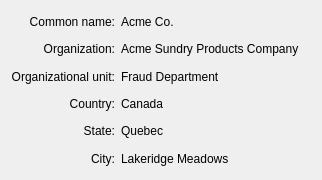
First picture: the form in kio/kssl/certificateparty.ui, repository KDE/kdelibs, before the edit.
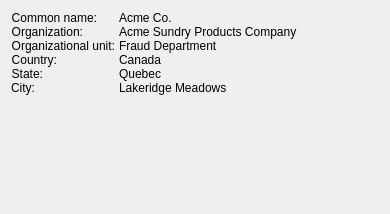
Second picture: the form after the edit.

Commit message: make it shorter in terms of height

The edit to the form file:
```diff
--- a/kio/kssl/certificateparty.ui
+++ b/kio/kssl/certificateparty.ui
@@ -5,12 +5,23 @@
    <rect>
     <x>0</x>
     <y>0</y>
-    <width>322</width>
-    <height>180</height>
+    <width>390</width>
+    <height>214</height>
    </rect>
   </property>
   <layout class="QGridLayout" >
    <item row="0" column="0" >
+    <layout class="QFormLayout" name="formLayout" >
+     <property name="fieldGrowthPolicy" >
+      <enum>QFormLayout::ExpandingFieldsGrow</enum>
+     </property>
+     <property name="horizontalSpacing" >
+      <number>4</number>
+     </property>
+     <property name="verticalSpacing" >
+      <number>0</number>
+     </property>
+     <item row="0" column="0" >
     <widget class="QLabel" name="commonNameTag" >
      <property name="text" >
       <string>Common name:</string>
@@ -27,19 +38,6 @@
      </property>
     </widget>
    </item>
-   <item row="0" column="2" >
-    <spacer>
-     <property name="orientation" >
-      <enum>Qt::Horizontal</enum>
-     </property>
-     <property name="sizeHint" stdset="0" >
-      <size>
-       <width>40</width>
-       <height>20</height>
-      </size>
-     </property>
-    </spacer>
-   </item>
    <item row="1" column="0" >
     <widget class="QLabel" name="organizationTag" >
      <property name="text" >
@@ -57,19 +55,6 @@
      </property>
     </widget>
    </item>
-   <item row="1" column="2" >
-    <spacer>
-     <property name="orientation" >
-      <enum>Qt::Horizontal</enum>
-     </property>
-     <property name="sizeHint" stdset="0" >
-      <size>
-       <width>40</width>
-       <height>20</height>
-      </size>
-     </property>
-    </spacer>
-   </item>
    <item row="2" column="0" >
     <widget class="QLabel" name="organizationalUnitTag" >
      <property name="text" >
@@ -87,19 +72,6 @@
      </property>
     </widget>
    </item>
-   <item row="2" column="2" >
-    <spacer>
-     <property name="orientation" >
-      <enum>Qt::Horizontal</enum>
-     </property>
-     <property name="sizeHint" stdset="0" >
-      <size>
-       <width>40</width>
-       <height>20</height>
-      </size>
-     </property>
-    </spacer>
-   </item>
    <item row="3" column="0" >
     <widget class="QLabel" name="countryTag" >
      <property name="text" >
@@ -117,19 +89,6 @@
      </property>
     </widget>
    </item>
-   <item row="3" column="2" >
-    <spacer>
-     <property name="orientation" >
-      <enum>Qt::Horizontal</enum>
-     </property>
-     <property name="sizeHint" stdset="0" >
-      <size>
-       <width>40</width>
-       <height>20</height>
-      </size>
-     </property>
-    </spacer>
-   </item>
    <item row="4" column="0" >
     <widget class="QLabel" name="stateTag" >
      <property name="text" >
@@ -147,19 +106,6 @@
      </property>
     </widget>
    </item>
-   <item row="4" column="2" >
-    <spacer>
-     <property name="orientation" >
-      <enum>Qt::Horizontal</enum>
-     </property>
-     <property name="sizeHint" stdset="0" >
-      <size>
-       <width>40</width>
-       <height>20</height>
-      </size>
-     </property>
-    </spacer>
-   </item>
    <item row="5" column="0" >
     <widget class="QLabel" name="cityTag" >
      <property name="text" >
@@ -177,18 +123,7 @@
      </property>
     </widget>
    </item>
-   <item row="5" column="2" >
-    <spacer>
-     <property name="orientation" >
-      <enum>Qt::Horizontal</enum>
-     </property>
-     <property name="sizeHint" stdset="0" >
-      <size>
-       <width>40</width>
-       <height>20</height>
-      </size>
-     </property>
-    </spacer>
+    </layout>
    </item>
   </layout>
  </widget>
```
Lines whose indentation alone changed are shown as unchanged. The commit also changes 1 other file.
